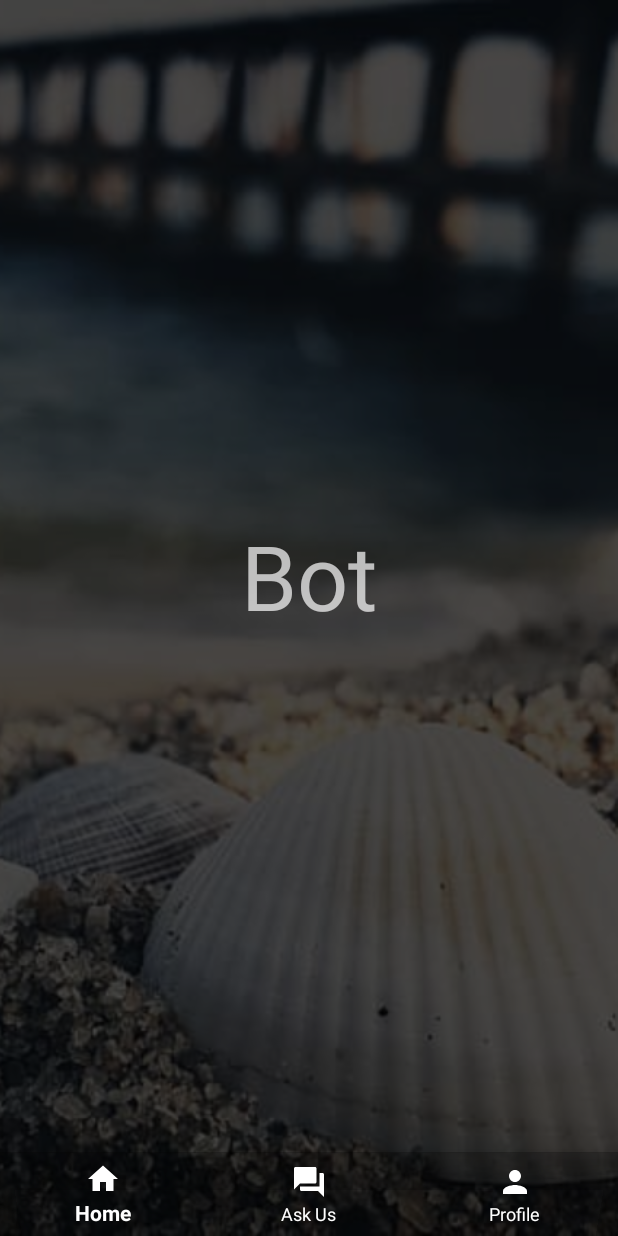
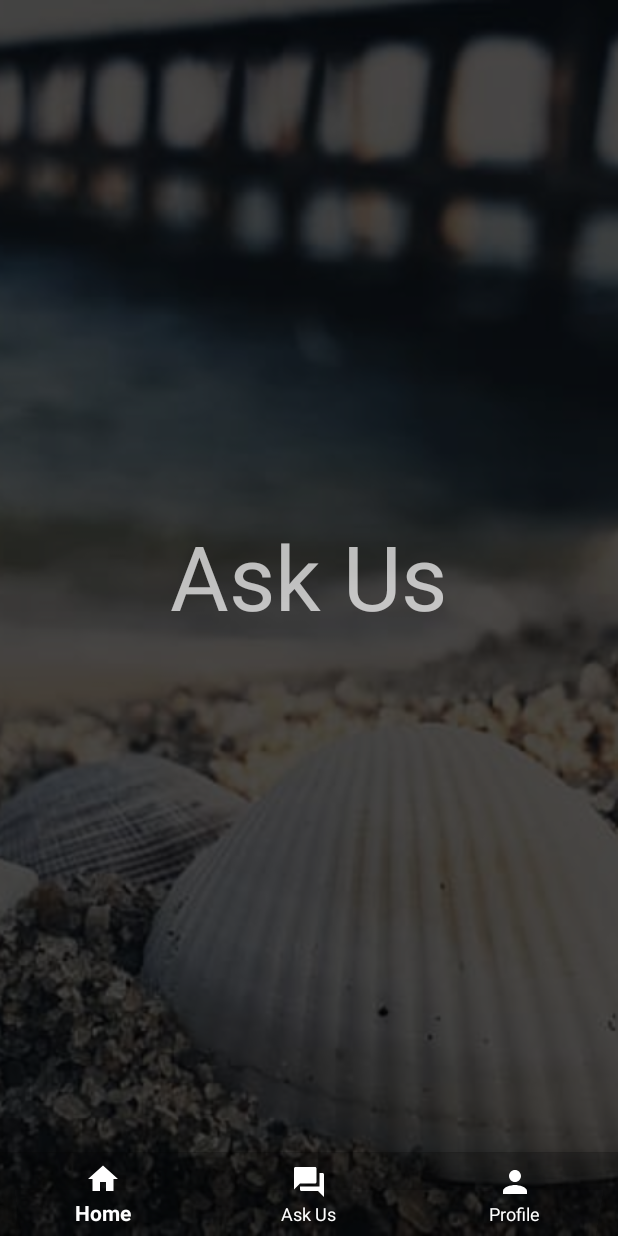
Before and after one commit to Deepakojha632/Atithi, an Android app: the fragment BotFragment placed in its activity, on a phone screen of 412 x 824 dp. Run offline under Robolectric (Android 15) with nearby library versions, the phone set to English and light mode, and no system bars; pictures from the network do not load.

Commit message:
Init
Signed-off-by: Deepak Kumar Ojha <Deepakjh632@gmail.com>

```diff
--- a/app/src/main/java/com/example/newapp/fragment/BotFragment.java
+++ b/app/src/main/java/com/example/newapp/fragment/BotFragment.java
@@ -31,7 +31,7 @@ public class BotFragment extends Fragment {
     private void initUi() {
         t = v.findViewById(R.id.maintext);
         if (t != null) {
-            t.setText("Bot");
+            t.setText("Ask Us");
         } else {
             Toast.makeText(v.getContext(), "Textview is null", Toast.LENGTH_SHORT).show();
         }
```
Also changed, not shown: app/src/main/java/com/example/newapp/service/Location_Service.java (+1 -13 lines), app/src/main/res/drawable/monastery.jpeg (renamed from app/src/main/res/drawable/monastry.jpeg).
